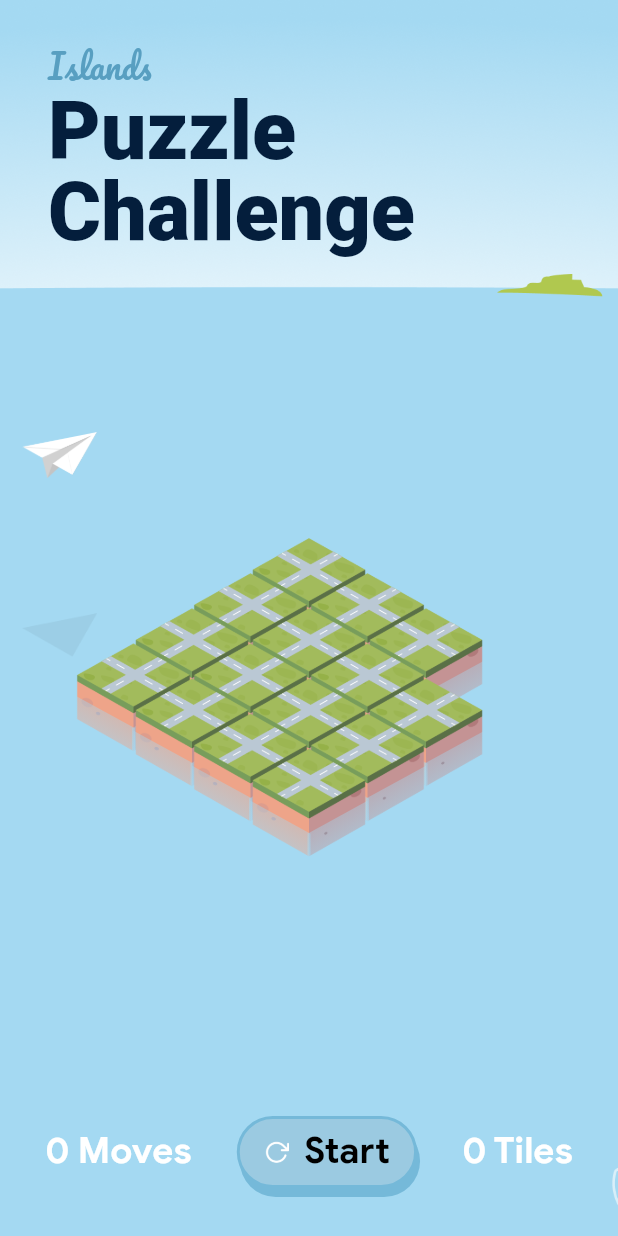
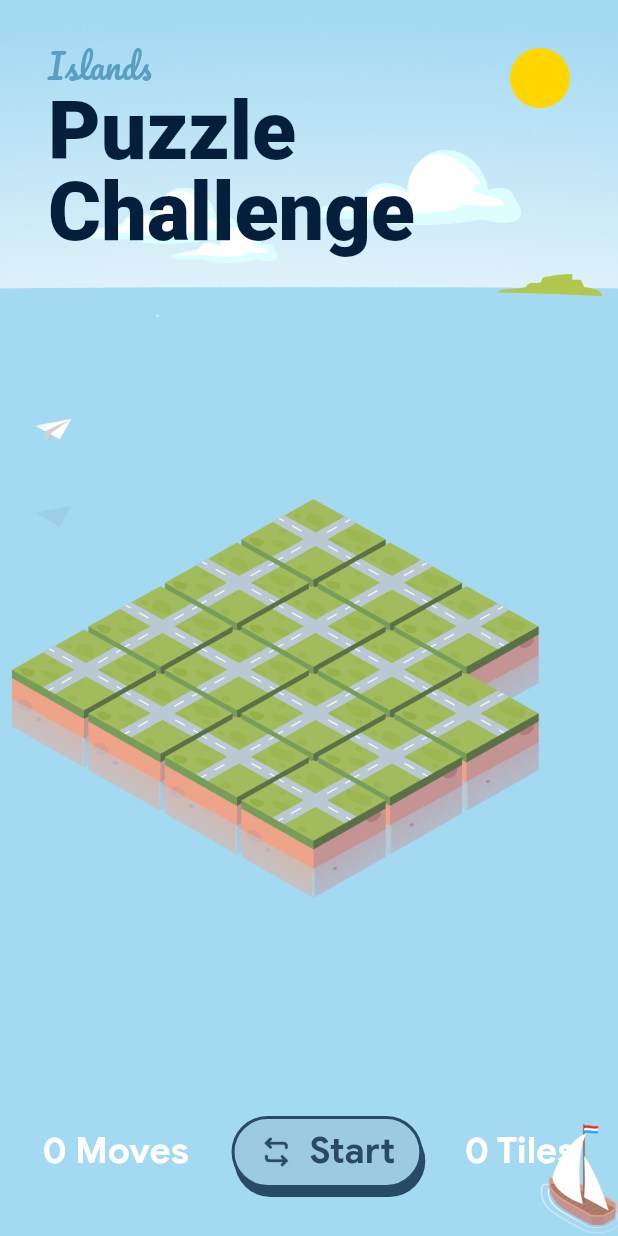
Before and after one commit to renefloor/flutter_puzzle_hack, a Flutter app: the screen it shows after launch, on a phone screen of 412 x 824 dp. Run offline on Flutter 3.47's test engine with Material 2 defaults, Android fonts, the phone set to English and light mode, and no system bars; our stand-ins replace bloc, equatable, flutter_bloc, gap, google_fonts; generated files the repository leaves out were written again.

Commit message:
Changed the clouds and other stuff

```diff
--- a/lib/app/view/app.dart
+++ b/lib/app/view/app.dart
@@ -47,6 +47,7 @@ class _AppState extends State<App> {
   @override
   Widget build(BuildContext context) {
     return MaterialApp(
+      title: 'Slide Puzzle',
       theme: ThemeData(
         appBarTheme: const AppBarTheme(color: Color(0xFF13B9FF)),
         colorScheme: ColorScheme.fromSwatch(
--- a/lib/colors/colors.dart
+++ b/lib/colors/colors.dart
@@ -55,4 +55,6 @@ abstract class PuzzleColors {
 
   static const Color water_light = Color(0xFFA4D9F2);
   static const Color water_dark = Color(0xFF3C4F77);
+  static const Color sun = Color(0xFFFFD600);
+  static const Color moon = Color(0xFFF0F5E3);
 }
--- a/lib/layout/components/clouds.dart
+++ b/lib/layout/components/clouds.dart
@@ -6,19 +6,15 @@ import '../responsive_layout_builder.dart';
 class Clouds extends StatefulWidget {
   const Clouds({
     Key? key,
-    required this.durationInSeconds,
     required this.start,
-    required this.relativeHeight,
+    required this.relativeDistance,
   }) : super(key: key);
-
-  /// Duration in seconds from entering the screen to leaving the screen.
-  final int durationInSeconds;
 
   /// Start is between 0 and 1, with 0 entering the screen and 1 leaving the screen.
   final double start;
 
-  /// Height is between 0 and 1, with 0 being lowest
-  final double relativeHeight;
+  /// Distance is between 0 and 1, with 0 being closest
+  final double relativeDistance;
 
   @override
   _CloudsState createState() => _CloudsState();
@@ -29,27 +25,23 @@ class _CloudsState extends State<Clouds> with SingleTickerProviderStateMixin {
   late Animation<double> positionAnimation;
   late Animation<double> opacityAnimation;
   late double _cloudPosition;
-  late double _opacity = 1;
 
   @override
   void initState() {
     super.initState();
     _controller = AnimationController(
       vsync: this,
-      duration: Duration(seconds: widget.durationInSeconds),
+      duration: Duration(
+        seconds: (300 * (1 + widget.relativeDistance*3)).floor(),
+      ),
     );
     _controller.value = widget.start;
     _cloudPosition = widget.start;
-    positionAnimation = Tween<double>(begin: 0, end: 0.8).animate(_controller)
+    positionAnimation =
+        Tween<double>(begin: 1.5, end: -1.5).animate(_controller)
           ..addListener(() {
             setState(() {
               _cloudPosition = positionAnimation.value;
-        });
-      });
-    opacityAnimation = Tween<double>(begin: 2, end: 0).animate(_controller)
-      ..addListener(() {
-        setState(() {
-          _opacity = max(0, min(1, opacityAnimation.value));
             });
           });
     _controller.repeat();
@@ -64,34 +56,23 @@ class _CloudsState extends State<Clouds> with SingleTickerProviderStateMixin {
   @override
   Widget build(BuildContext context) {
     return ResponsiveLayoutBuilder(
-      large: (_, __) => _alignCloud(),
-      medium: (_, __) => _alignCloud(
-        widthFactor: 1.5,
+      defaultBuilder: (_, child) => Container(
+        margin: EdgeInsets.only(top: 100 + 100 * widget.relativeDistance),
+        height: 50 * (1 - widget.relativeDistance),
+        alignment: Alignment.centerRight,
+        child: child,
       ),
-      small: (_, __) => _alignCloud(
-        widthFactor: 2,
+      smallWide: (_, child) => Container(
+        margin: EdgeInsets.only(top: 50 + 50 * widget.relativeDistance),
+        height: 25 * (1 - widget.relativeDistance),
+        alignment: Alignment.centerRight,
+        child: child,
       ),
-      smallWide: (_, __) => _alignCloud(
-        widthFactor: 0.8,
+      child: (_) => Align(
+        alignment: Alignment(_cloudPosition, 0),
+        child: Image.asset(
+          'assets/images/clouds.png',
         ),
-      xLarge: (_, __) => _alignCloud(widthFactor: 0.8),
-    );
-  }
-
-  Widget _alignCloud({
-    double heightFactor = 1,
-    double widthFactor = 1,
-  }) {
-    final y =
-        (1 - _cloudPosition) * 0.6 * heightFactor * (1 - widget.relativeHeight);
-    final x = _cloudPosition * 0.8 * widthFactor * (1 - widget.relativeHeight);
-
-    return Align(
-      alignment: FractionalOffset(x, y),
-      child: Transform.translate(
-        offset: const Offset(-260, 0),
-        child: Opacity(
-            opacity: _opacity, child: Image.asset('assets/images/clouds.png')),
       ),
     );
   }
--- a/lib/layout/components/island_puzzle_tile.dart
+++ b/lib/layout/components/island_puzzle_tile.dart
@@ -179,9 +179,9 @@ class _TopShape extends CustomPainter {
       ..lineTo(size.width, size.height / 2)
       ..close();
 
-    if (kDebugMode) {
-      canvas.drawPath(_path!, _strokePainter);
-    }
+    // if (kDebugMode) {
+    //   canvas.drawPath(_path!, _strokePainter);
+    // }
     canvas.drawPath(_path!, _fillPainter);
   }
 
--- a/lib/layout/components/shuffle_button.dart
+++ b/lib/layout/components/shuffle_button.dart
@@ -76,15 +76,17 @@ class _IslandPuzzleShuffleButtonState extends State<IslandPuzzleShuffleButton>
               children: [
                 Image.asset(
                   'assets/images/shuffle_icon.png',
-                  width: 17,
-                  height: 17,
+                  width: 24,
+                  height: 24,
                 ),
                 const Gap(10),
                 Text(
                   status == PuzzleStatus.start
                       ? context.l10n.puzzleStart
                       : context.l10n.puzzleShuffle,
-                  style: PuzzleTextStyle.headline4,
+                  style: PuzzleTextStyle.headline4.copyWith(
+                    color: const Color(0xFF284A65),
+                  ),
                 ),
               ],
             ),
@@ -104,4 +106,4 @@ class _IslandPuzzleShuffleButtonState extends State<IslandPuzzleShuffleButton>
   }
 }
 
-const _borderColor = Color(0xFF75B9D9);
+const _borderColor = Color(0xFF284A65);
--- /dev/null
+++ b/lib/layout/components/sun.dart
@@ -0,0 +1,150 @@
+import 'package:flutter/cupertino.dart';
+import 'package:very_good_slide_puzzle/colors/colors.dart';
+import 'package:very_good_slide_puzzle/layout/layout.dart';
+import 'dart:math' as math;
+
+class SunAndMoon extends StatelessWidget {
+  const SunAndMoon({Key? key}) : super(key: key);
+
+  @override
+  Widget build(BuildContext context) {
+    final brightness = MediaQuery.of(context).platformBrightness;
+    return Align(
+      alignment: Alignment.topRight,
+      child: ResponsiveLayoutBuilder(
+        defaultBuilder: (context, child) => Padding(
+          padding: const EdgeInsets.all(32),
+          child: SizedBox(
+            height: 40,
+            width: 40,
+            child: child,
+          ),
+        ),
+        smallWide: (context, child) => Padding(
+          padding: const EdgeInsets.only(top: 16, right: 32),
+          child: SizedBox(
+            height: 20,
+            width: 20,
+            child: child,
+          ),
+        ),
+        large: (context, child) => Padding(
+          padding: const EdgeInsets.only(top: 32, right: 64),
+          child: SizedBox(
+            height: 40,
+            width: 40,
+            child: child,
+          ),
+        ),
+        child: (_) =>
+            brightness == Brightness.light ? const Sun() : const Moon(),
+      ),
+    );
+  }
+}
+
+class Sun extends StatelessWidget {
+  const Sun({Key? key}) : super(key: key);
+
+  @override
+  Widget build(BuildContext context) {
+    return Container(
+      decoration: const BoxDecoration(
+        shape: BoxShape.circle,
+        color: PuzzleColors.sun,
+      ),
+    );
+  }
+}
+
+class Moon extends StatefulWidget {
+  const Moon({Key? key}) : super(key: key);
+
+  @override
+  _MoonState createState() => _MoonState();
+}
+
+class _MoonState extends State<Moon> with SingleTickerProviderStateMixin {
+  late AnimationController _controller;
+
+  @override
+  void initState() {
+    super.initState();
+    _controller = AnimationController(
+      vsync: this,
+      duration: const Duration(seconds: 100),
+    )
+      ..addListener(() => setState(() {}))
+      ..repeat(reverse: true);
+  }
+
+  @override
+  void dispose() {
+    _controller.dispose();
+    super.dispose();
+  }
+
+  @override
+  Widget build(BuildContext context) {
+    final fraction = _controller.value;
+    final moonShape = CustomPaint(
+      painter: MoonShape(fraction),
+    );
+    if (_controller.status == AnimationStatus.reverse) {
+      return moonShape;
+    } else {
+      return Transform(
+        alignment: Alignment.center,
+        transform: Matrix4.rotationY(math.pi),
+        child: moonShape,
+      );
+    }
+  }
+}
+
+class MoonShape extends CustomPainter {
+  final painter = Paint();
+
+  MoonShape(this.fraction) {
+    painter.color = PuzzleColors.moon;
+  }
+
+  final double fraction;
+
+  @override
+  void paint(Canvas canvas, Size size) {
+    final path = Path()
+      ..moveTo(size.width / 2, 0)
+      ..arcToPoint(
+        Offset(size.width, size.height / 2),
+        radius: Radius.circular(size.width / 2),
+      )
+      ..arcToPoint(
+        Offset(size.width / 2, size.height),
+        radius: Radius.circular(size.width / 2),
+      )
+      ..arcToPoint(
+        Offset(size.width * fraction, size.height / 2),
+        clockwise: fraction < 1 / 2,
+        radius: Radius.elliptical(
+          size.height / 2 * (1 - fraction * 2),
+          size.width / 2,
+        ),
+      )
+      ..arcToPoint(
+        Offset(size.width / 2, 0),
+        clockwise: fraction < 1 / 2,
+        radius: Radius.elliptical(
+          size.height / 2 * (1 - fraction * 2),
+          size.width / 2,
+        ),
+      );
+
+    canvas.drawPath(path, painter);
+  }
+
+  @override
+  bool shouldRepaint(covariant CustomPainter oldDelegate) {
+    return false;
+  }
+}
--- a/lib/layout/simple_puzzle_layout_delegate.dart
+++ b/lib/layout/simple_puzzle_layout_delegate.dart
@@ -11,6 +11,7 @@ import 'package:very_good_slide_puzzle/theme/theme.dart';
 
 import 'components/floating_object.dart';
 import 'components/paper_plane.dart';
+import 'components/sun.dart';
 
 /// {@template simple_puzzle_layout_delegate}
 /// A delegate for computing the layout of the puzzle UI
@@ -47,9 +48,50 @@ class SimplePuzzleLayoutDelegate extends PuzzleLayoutDelegate {
               NumberOfTilesLeft(state.numberOfTilesLeft),
             ],
           ),
+          smallWide: (_, __) => Padding(
+            padding: const EdgeInsets.all(32.0),
+            child: Column(
+              crossAxisAlignment: CrossAxisAlignment.end,
+              // mainAxisSize: MainAxisSize.max,
+              children: [
+                const IslandPuzzleShuffleButton(),
+                const Gap(32),
+                Padding(
+                  padding: const EdgeInsets.only(left: 32),
+                  child: NumberOfMoves(state.numberOfMoves),
+                ),
+                const Gap(32),
+                Padding(
+                  padding: const EdgeInsets.only(left: 32),
+                  child: NumberOfTilesLeft(state.numberOfTilesLeft),
+                ),
+              ],
+            ),
+          ),
+          mediumWide: (_, __) => Padding(
+            padding: const EdgeInsets.all(32.0),
+            child: Column(
+              crossAxisAlignment: CrossAxisAlignment.start,
+              mainAxisSize: MainAxisSize.min,
+              children: [
+                const IslandPuzzleShuffleButton(),
+                const Gap(32),
+                Padding(
+                  padding: const EdgeInsets.only(left: 32),
+                  child: NumberOfMoves(state.numberOfMoves),
+                ),
+                const Gap(32),
+                Padding(
+                  padding: const EdgeInsets.only(left: 32),
+                  child: NumberOfTilesLeft(state.numberOfTilesLeft),
+                ),
+              ],
+            ),
+          ),
           large: (_, __) => Padding(
             padding: const EdgeInsets.all(32.0),
             child: Column(
+              crossAxisAlignment: CrossAxisAlignment.start,
               mainAxisSize: MainAxisSize.min,
               children: [
                 const IslandPuzzleShuffleButton(),
@@ -78,7 +120,10 @@ class SimplePuzzleLayoutDelegate extends PuzzleLayoutDelegate {
       child: Stack(
         children: const [
           BackgroundTop(),
-          // Clouds(start: 0.3, relativeHeight: 0.3, durationInSeconds: 40),
+          SunAndMoon(),
+          Clouds(start: 0.7, relativeDistance: 0.25),
+          Clouds(start: 0.6, relativeDistance: 0.5),
+          Clouds(start: 0.3, relativeDistance: 0),
           // Clouds(start: 0.8, relativeHeight: 0.15, durationInSeconds: 30),
           // Clouds(start: 0, relativeHeight: 0, durationInSeconds: 50),
         ],
@@ -108,19 +153,19 @@ class SimplePuzzleLayoutDelegate extends PuzzleLayoutDelegate {
         if (screenWidth <= PuzzleWidthBreakpoints.small) {
           boardSize = _BoardSize.small;
           boardKey = const Key('simple_puzzle_board_small');
-          floatingObjectSize = 150;
+          floatingObjectSize = 75;
         } else if (screenWidth <= PuzzleWidthBreakpoints.medium) {
           boardSize = _BoardSize.medium;
           boardKey = const Key('simple_puzzle_board_medium');
-          floatingObjectSize = 200;
+          floatingObjectSize = 100;
         } else if (screenWidth <= PuzzleWidthBreakpoints.large) {
           boardSize = _BoardSize.large;
           boardKey = const Key('simple_puzzle_board_large');
-          floatingObjectSize = 250;
+          floatingObjectSize = 125;
         } else {
           boardSize = _BoardSize.xLarge;
           boardKey = const Key('simple_puzzle_board_xlarge');
-          floatingObjectSize = 300;
+          floatingObjectSize = 150;
         }
         final factory = FloatingObjectFactory(
           puzzleSize: boardSize,
@@ -256,13 +301,13 @@ class SimplePuzzleTitle extends StatelessWidget {
 
 abstract class _BoardSize {
   static double aspectRatio = 1.5;
-  static double _small = 312;
+  static double _small = 400;
   static Size small = Size(_small, _small / aspectRatio);
-  static double _medium = 424;
+  static double _medium = 550;
   static Size medium = Size(_medium, _medium / aspectRatio);
-  static double _large = 472;
+  static double _large = 700;
   static Size large = Size(_large, _large / aspectRatio);
-  static double _xLarge = 700;
+  static double _xLarge = 1000;
   static Size xLarge = Size(_xLarge, _xLarge / aspectRatio);
 }
 
@@ -324,15 +369,14 @@ class SimplePuzzleBoard extends StatelessWidget {
 
   double _calculateLeft(BoxConstraints constraints, Position position) {
     final blockWidth = _calculateBlockWidth(constraints);
-    return (position.x - 1).toDouble() * blockWidth / 2 +
-        (position.y - 1).toDouble() * blockWidth / 2;
+    return (position.x + position.y - 2).toDouble() * blockWidth / 2 * 1.02;
   }
 
   double _calculateTop(BoxConstraints constraints, Position position) {
     final blockWidth = _calculateBlockWidth(constraints);
     return (constraints.maxWidth / 3 - blockWidth * (1 / 2)) +
-        (position.y - 1) * (blockWidth * (3 / 10)) -
-        (position.x - 1) * (blockWidth * (3 / 10));
+        (position.y - 1) * (blockWidth * (29 / 100)) -
+        (position.x - 1) * (blockWidth * (29 / 100));
   }
 }
 
--- a/lib/puzzle/view/puzzle_page.dart
+++ b/lib/puzzle/view/puzzle_page.dart
@@ -172,19 +172,19 @@ class _PuzzleSections extends StatelessWidget {
   Widget build(BuildContext context) {
     return ResponsiveLayoutBuilder(
       small: (context, child) => const _Page(
-        orientation: Orientation.portrait,
+        orientation: PageOrientation.portrait,
       ),
       medium: (context, child) => const _Page(
-        orientation: Orientation.portrait,
+        orientation: PageOrientation.portrait,
       ),
       smallWide: (context, child) => const _Page(
-        orientation: Orientation.landscape,
+        orientation: PageOrientation.landscapeLow,
       ),
       mediumWide: (context, child) => const _Page(
-        orientation: Orientation.landscape,
+        orientation: PageOrientation.landscapeLow,
       ),
       large: (context, child) => const _Page(
-        orientation: Orientation.landscape,
+        orientation: PageOrientation.landscape,
       ),
     );
   }
@@ -192,9 +192,19 @@ class _PuzzleSections extends StatelessWidget {
 
 const _puzzleBoardKey = Key('puzzle_board_stack');
 
+enum PageOrientation {
+  /// Taller than wide.
+  portrait,
+
+  /// Wider than tall.
+  landscape,
+
+  landscapeLow,
+}
+
 class _Page extends StatelessWidget {
   const _Page({required this.orientation, Key? key}) : super(key: key);
-  final Orientation orientation;
+  final PageOrientation orientation;
 
   @override
   Widget build(BuildContext context) {
@@ -203,31 +213,30 @@ class _Page extends StatelessWidget {
 
     return Stack(
       children: [
-        const Positioned.fill(
-          child: PuzzleBoard(),
-        ),
-        if (orientation == Orientation.portrait) ...[
         Align(
           alignment: Alignment.topLeft,
           child: theme.layoutDelegate.startSectionBuilder(state),
         ),
+        const Positioned.fill(
+          child: PuzzleBoard(),
+        ),
+        if (orientation == PageOrientation.portrait)
           Align(
             alignment: Alignment.bottomCenter,
             child: theme.layoutDelegate.endSectionBuilder(state),
           ),
-        ],
-        if (orientation == Orientation.landscape)
-          Column(
-            crossAxisAlignment: CrossAxisAlignment.start,
-            children: [
-              theme.layoutDelegate.startSectionBuilder(state),
-              Expanded(
+        if (orientation == PageOrientation.landscape)
+          Padding(
+            padding: const EdgeInsets.only(top: 200),
             child: Align(
               alignment: Alignment.centerLeft,
               child: theme.layoutDelegate.endSectionBuilder(state),
             ),
           ),
-            ],
+        if(orientation == PageOrientation.landscapeLow)
+          Align(
+            alignment: Alignment.bottomRight,
+            child: theme.layoutDelegate.endSectionBuilder(state),
           ),
       ],
     );
--- a/pubspec.yaml
+++ b/pubspec.yaml
@@ -1,6 +1,6 @@
 name: very_good_slide_puzzle
 description: A Very Good Project created by Very Good CLI.
-version: 1.0.0+15
+version: 1.0.0+16
 publish_to: none
 
 environment:
```
Also changed, not shown: assets/images/clouds.png, assets/images/shuffle_icon.png, 1 other file. Lines whose indentation alone changed are shown as unchanged.
